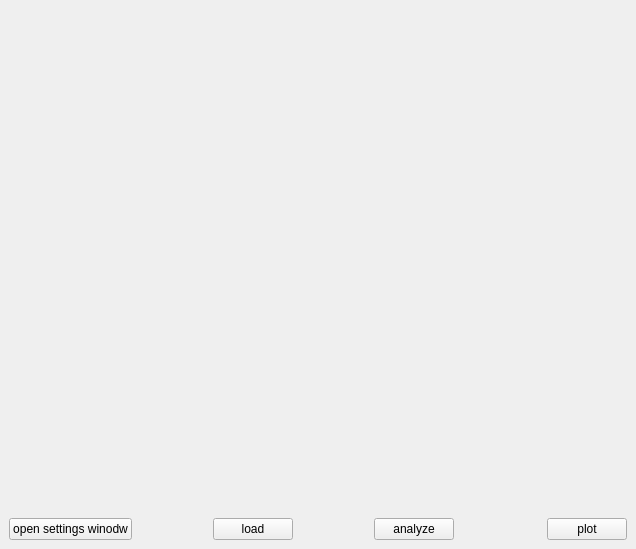
The window that qkit/analysis/semiconductor/main/ui/main_window.ui (qkitgroup/qkit) describes before a commit, drawn with Qt 5.
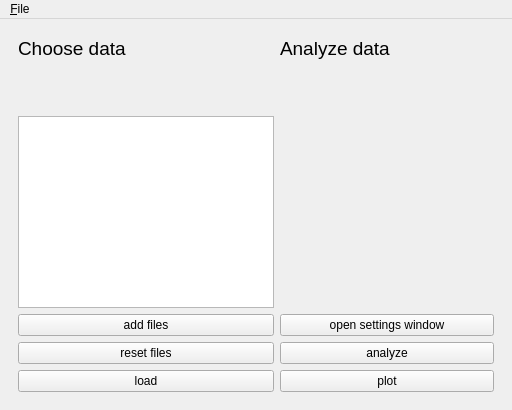
The same window after the commit.

The edit to the form file:
```diff
--- a/qkit/analysis/semiconductor/main/ui/main_window.ui
+++ b/qkit/analysis/semiconductor/main/ui/main_window.ui
@@ -6,8 +6,8 @@
    <rect>
     <x>0</x>
     <y>0</y>
-    <width>636</width>
-    <height>549</height>
+    <width>512</width>
+    <height>410</height>
    </rect>
   </property>
   <property name="sizePolicy">
@@ -23,22 +23,8 @@
    <property name="layoutDirection">
     <enum>Qt::LeftToRight</enum>
    </property>
-   <layout class="QGridLayout" name="gridLayout">
-    <item row="1" column="4">
-     <widget class="QPushButton" name="button_load">
-      <property name="text">
-       <string>load</string>
-      </property>
-     </widget>
-    </item>
-    <item row="1" column="6">
-     <widget class="QPushButton" name="button_analyze">
-      <property name="text">
-       <string>analyze</string>
-      </property>
-     </widget>
-    </item>
-    <item row="0" column="2" colspan="9">
+   <layout class="QVBoxLayout" name="verticalLayout">
+    <item>
      <widget class="QWidget" name="widget" native="true">
       <property name="sizePolicy">
        <sizepolicy hsizetype="Preferred" vsizetype="Preferred">
@@ -46,75 +32,181 @@
         <verstretch>0</verstretch>
        </sizepolicy>
       </property>
-     </widget>
-    </item>
-    <item row="1" column="9">
-     <spacer name="horizontalSpacer">
+      <layout class="QHBoxLayout" name="horizontalLayout">
+       <item>
+        <layout class="QVBoxLayout" name="verticalLayout_2">
+         <item>
+          <widget class="QLabel" name="label_2">
+           <property name="font">
+            <font>
+             <pointsize>14</pointsize>
+            </font>
+           </property>
+           <property name="text">
+            <string>Choose data</string>
+           </property>
+          </widget>
+         </item>
+         <item>
+          <spacer name="verticalSpacer_2">
       <property name="orientation">
-       <enum>Qt::Horizontal</enum>
+            <enum>Qt::Vertical</enum>
       </property>
       <property name="sizeHint" stdset="0">
        <size>
-        <width>40</width>
-        <height>20</height>
+             <width>20</width>
+             <height>40</height>
        </size>
       </property>
      </spacer>
     </item>
-    <item row="1" column="10">
-     <widget class="QPushButton" name="button_plot">
+         <item>
+          <widget class="QTextBrowser" name="text_browser_file_display">
+           <property name="sizePolicy">
+            <sizepolicy hsizetype="Minimum" vsizetype="Minimum">
+             <horstretch>0</horstretch>
+             <verstretch>0</verstretch>
+            </sizepolicy>
+           </property>
+          </widget>
+         </item>
+         <item>
+          <widget class="QPushButton" name="button_add_files">
       <property name="text">
-       <string>plot</string>
+            <string>add files</string>
       </property>
      </widget>
     </item>
-    <item row="1" column="2">
+         <item>
+          <widget class="QPushButton" name="button_reset_files">
+           <property name="text">
+            <string>reset files</string>
+           </property>
+          </widget>
+         </item>
+         <item>
+          <widget class="QPushButton" name="button_load">
+           <property name="text">
+            <string>load</string>
+           </property>
+          </widget>
+         </item>
+        </layout>
+       </item>
+       <item>
+        <layout class="QVBoxLayout" name="verticalLayout_3">
+         <item>
+          <widget class="QLabel" name="label">
+           <property name="font">
+            <font>
+             <pointsize>14</pointsize>
+            </font>
+           </property>
+           <property name="text">
+            <string>Analyze data</string>
+           </property>
+          </widget>
+         </item>
+         <item>
+          <spacer name="verticalSpacer">
+           <property name="orientation">
+            <enum>Qt::Vertical</enum>
+           </property>
+           <property name="sizeHint" stdset="0">
+            <size>
+             <width>20</width>
+             <height>40</height>
+            </size>
+           </property>
+          </spacer>
+         </item>
+         <item>
      <widget class="QPushButton" name="button_settings">
       <property name="enabled">
        <bool>true</bool>
       </property>
       <property name="sizePolicy">
-       <sizepolicy hsizetype="Maximum" vsizetype="Fixed">
+            <sizepolicy hsizetype="Minimum" vsizetype="Fixed">
         <horstretch>0</horstretch>
         <verstretch>0</verstretch>
        </sizepolicy>
       </property>
       <property name="text">
-       <string>open settings winodw</string>
+            <string>open settings window</string>
       </property>
       <property name="checkable">
        <bool>false</bool>
       </property>
      </widget>
     </item>
-    <item row="1" column="3">
-     <spacer name="horizontalSpacer_2">
-      <property name="orientation">
-       <enum>Qt::Horizontal</enum>
-      </property>
-      <property name="sizeHint" stdset="0">
-       <size>
-        <width>40</width>
-        <height>20</height>
-       </size>
-      </property>
-     </spacer>
-    </item>
-    <item row="1" column="5">
-     <spacer name="horizontalSpacer_3">
-      <property name="orientation">
-       <enum>Qt::Horizontal</enum>
-      </property>
-      <property name="sizeHint" stdset="0">
-       <size>
-        <width>40</width>
-        <height>20</height>
-       </size>
-      </property>
-     </spacer>
-    </item>
-   </layout>
-  </widget>
+         <item>
+          <widget class="QPushButton" name="button_analyze">
+           <property name="text">
+            <string>analyze</string>
+           </property>
+          </widget>
+         </item>
+         <item>
+          <widget class="QPushButton" name="button_plot">
+           <property name="text">
+            <string>plot</string>
+           </property>
+          </widget>
+         </item>
+        </layout>
+       </item>
+      </layout>
+     </widget>
+    </item>
+   </layout>
+  </widget>
+  <widget class="QMenuBar" name="menuBar">
+   <property name="geometry">
+    <rect>
+     <x>0</x>
+     <y>0</y>
+     <width>512</width>
+     <height>27</height>
+    </rect>
+   </property>
+   <widget class="QMenu" name="menu_File">
+    <property name="title">
+     <string>&amp;File</string>
+    </property>
+    <addaction name="action_Save_Settings"/>
+    <addaction name="action_Load_Settings"/>
+    <addaction name="separator"/>
+    <addaction name="action_Choose_Loader"/>
+    <addaction name="action_Choose_Analyzer"/>
+    <addaction name="action_Choose_Plotter"/>
+   </widget>
+   <addaction name="menu_File"/>
+  </widget>
+  <action name="action_Save_Settings">
+   <property name="text">
+    <string>&amp;Save Settings</string>
+   </property>
+  </action>
+  <action name="action_Load_Settings">
+   <property name="text">
+    <string>&amp;Load Settings</string>
+   </property>
+  </action>
+  <action name="action_Choose_Loader">
+   <property name="text">
+    <string>&amp;Choose Loader</string>
+   </property>
+  </action>
+  <action name="action_Choose_Analyzer">
+   <property name="text">
+    <string>&amp;Choose Analyzer</string>
+   </property>
+  </action>
+  <action name="action_Choose_Plotter">
+   <property name="text">
+    <string>&amp;Choose Plotter</string>
+   </property>
+  </action>
  </widget>
  <resources/>
  <connections/>
```
Lines whose indentation alone changed are shown as unchanged.
